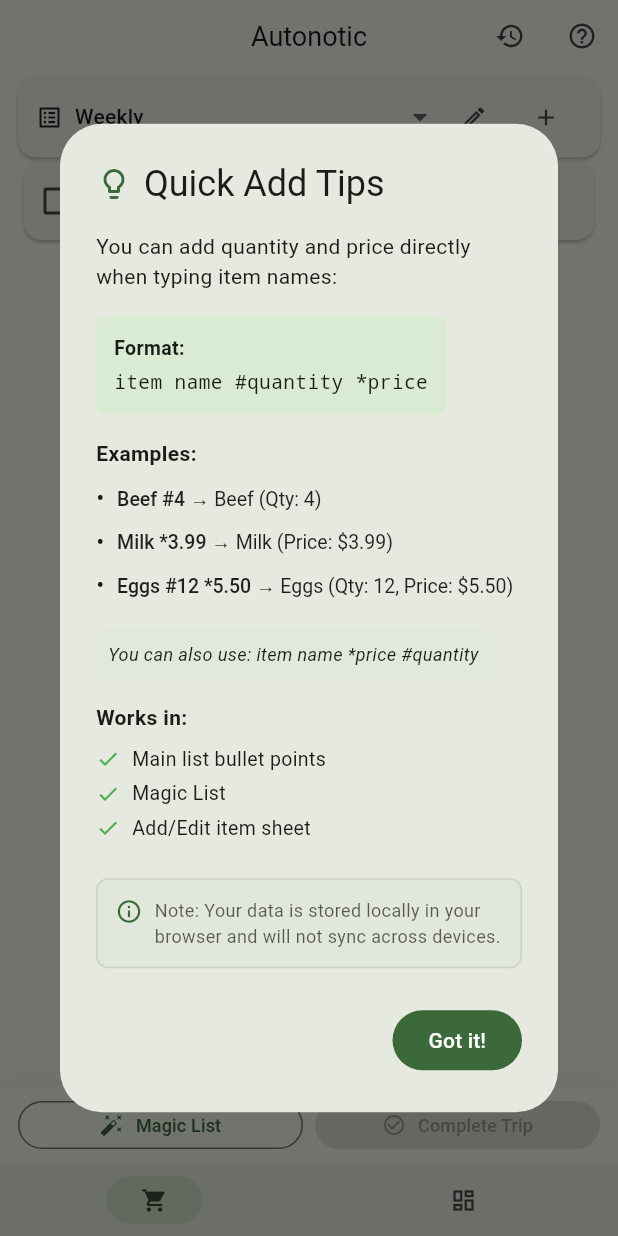
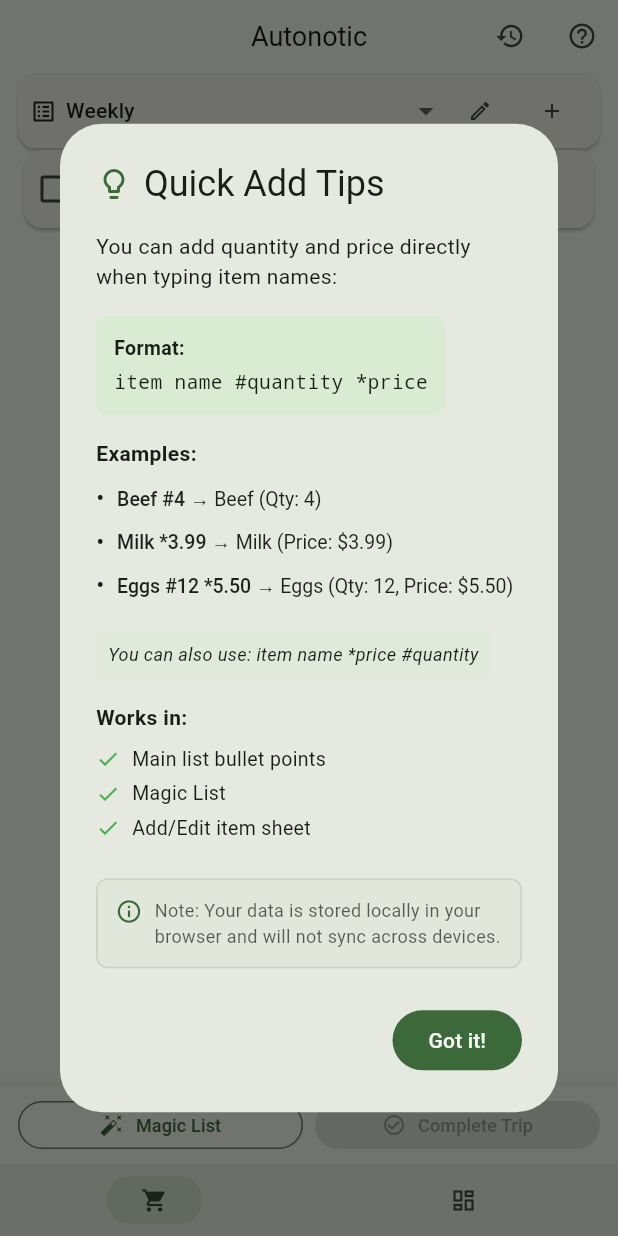
Before and after one commit to Ahmed-Estiak/note-app, a Flutter app: the screen it shows after launch, on a phone screen of 412 x 824 dp. Run offline on Flutter 3.47's test engine with Material 3 defaults, Android fonts, the phone set to English and light mode, and no system bars; our stand-ins replace shared_preferences.

Commit message:
Adjust layout and sizing in BulletItem and ListSelector for improved visual consistency. Modify checkbox dimensions and update padding, margins, and icon sizes in ListSelector to enhance user experience.

```diff
--- a/lib/widgets/bullet_item.dart
+++ b/lib/widgets/bullet_item.dart
@@ -126,12 +126,13 @@ class _BulletItemState extends State<BulletItem> {
           children: [
             // Checkbox
             SizedBox(
-              width: 32,
-              height: 32,
+              width: 28,
+              height: 28,
               child: Checkbox(
                 value: widget.item.done,
                 onChanged: (_) => widget.onToggleDone(),
                 materialTapTargetSize: MaterialTapTargetSize.shrinkWrap,
+                visualDensity: VisualDensity.compact,
               ),
             ),
 
--- a/lib/widgets/list_selector.dart
+++ b/lib/widgets/list_selector.dart
@@ -12,13 +12,13 @@ class ListSelector extends StatelessWidget {
     final selectedList = provider.selectedList;
 
     return Card(
-      margin: const EdgeInsets.symmetric(horizontal: 12, vertical: 3),
+      margin: const EdgeInsets.symmetric(horizontal: 12, vertical: 1),
       child: Padding(
-        padding: const EdgeInsets.symmetric(horizontal: 12, vertical: 3),
+        padding: const EdgeInsets.symmetric(horizontal: 8, vertical: 1),
         child: Row(
           children: [
             const Icon(Icons.list_alt, size: 18),
-            const SizedBox(width: 8),
+            const SizedBox(width: 6),
             Expanded(
               child: DropdownButtonHideUnderline(
                 child: DropdownButton<String>(
@@ -45,24 +45,24 @@ class ListSelector extends StatelessWidget {
               ),
             ),
             IconButton(
-              icon: const Icon(Icons.edit_outlined, size: 18),
+              icon: const Icon(Icons.edit_outlined, size: 16),
               tooltip: 'Rename list',
-              padding: const EdgeInsets.all(6),
+              padding: const EdgeInsets.all(4),
               constraints: const BoxConstraints(),
               onPressed: () => _showRenameListDialog(context, provider),
             ),
             IconButton(
-              icon: const Icon(Icons.add, size: 18),
+              icon: const Icon(Icons.add, size: 16),
               tooltip: 'Create new list',
-              padding: const EdgeInsets.all(6),
+              padding: const EdgeInsets.all(4),
               constraints: const BoxConstraints(),
               onPressed: () => _showCreateListDialog(context, provider),
             ),
             if (lists.length > 1)
               IconButton(
-                icon: const Icon(Icons.delete_outline, size: 18),
+                icon: const Icon(Icons.delete_outline, size: 16),
                 tooltip: 'Delete list',
-                padding: const EdgeInsets.all(6),
+                padding: const EdgeInsets.all(4),
                 constraints: const BoxConstraints(),
                 onPressed: () => _showDeleteListDialog(context, provider),
               ),
```
